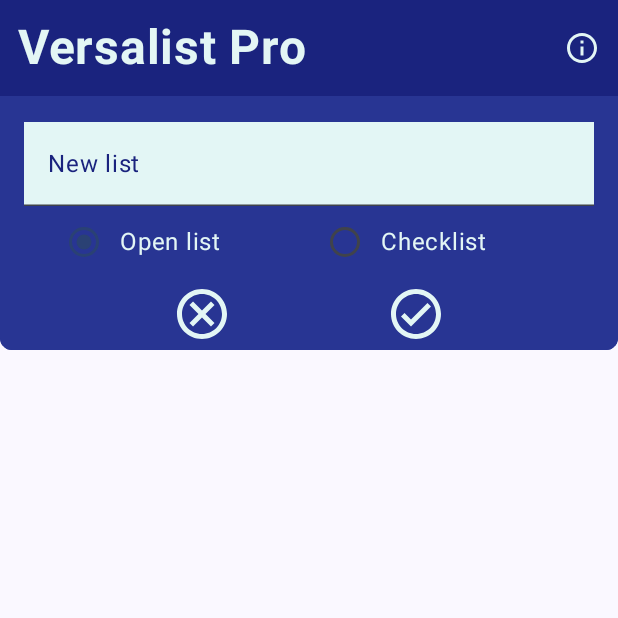
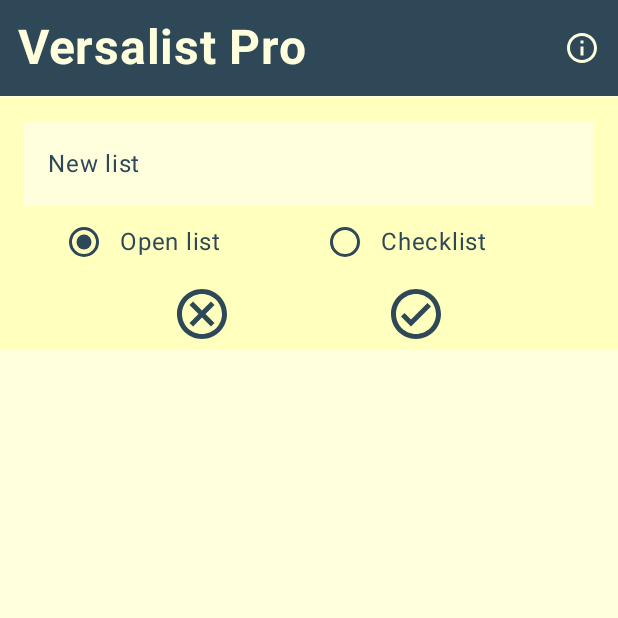
Before and after one commit to mariorobertofortunato/Versalist, an Android app built with Jetpack Compose: the screen it shows after launch (MainActivity), after a tap on "Add new list", on a phone screen of 412 x 824 dp, the top half of it. Run offline under Robolectric (Android 15) with nearby library versions, the phone set to English and light mode, and no system bars; our stand-ins replace Dagger/Hilt's generated code, Room's generated code, livedata-compose.

Commit message:
Color palette adjustment

```diff
--- a/app/src/main/java/com/evenclose/versalistpro/presentation/composables/CheckListItem.kt
+++ b/app/src/main/java/com/evenclose/versalistpro/presentation/composables/CheckListItem.kt
@@ -25,7 +25,7 @@ import androidx.compose.ui.unit.dp
 import androidx.compose.ui.unit.sp
 import androidx.hilt.navigation.compose.hiltViewModel
 import com.evenclose.versalistpro.data.model.InnerListItem
-import com.evenclose.versalistpro.presentation.ui.theme.white
+import com.evenclose.versalistpro.presentation.ui.theme.onLight
 import com.evenclose.versalistpro.presentation.viewmodel.ListViewModel
 
 @OptIn(ExperimentalFoundationApi::class)
@@ -64,13 +64,13 @@ fun CheckListItem(
                 Icons.Outlined.RadioButtonUnchecked
             },
             contentDescription = "Check Icon",
-            tint = white
+            tint = onLight
         )
 
         Text(
             text = innerListItem.name,
             fontSize = 16.sp,
-            color = white,
+            color = onLight,
             modifier = Modifier.padding(start = 8.dp)
         )
         DropdownMenu(
--- a/app/src/main/java/com/evenclose/versalistpro/presentation/composables/EmptyListPlaceholder.kt
+++ b/app/src/main/java/com/evenclose/versalistpro/presentation/composables/EmptyListPlaceholder.kt
@@ -13,8 +13,7 @@ import androidx.compose.ui.Modifier
 import androidx.compose.ui.text.style.TextAlign
 import androidx.compose.ui.tooling.preview.Preview
 import androidx.compose.ui.unit.dp
-import com.evenclose.versalistpro.presentation.ui.theme.primary
-import com.evenclose.versalistpro.presentation.ui.theme.white
+import com.evenclose.versalistpro.presentation.ui.theme.onLight
 
 @Composable
 fun EmptyListPlaceholder(type: String) {
@@ -42,14 +41,14 @@ fun EmptyListPlaceholder(type: String) {
                 .align(Alignment.CenterHorizontally),
             imageVector = Icons.Outlined.Warning,
             contentDescription = "Warning icon",
-            tint = primary
+            tint = onLight
         )
         Text(
             text = text,
             textAlign = TextAlign.Center,
             // TODO typography style, this was title medium
             //  style = ,
-            color = white,
+            color = onLight,
             modifier = Modifier.align(Alignment.CenterHorizontally)
         )
     }
--- a/app/src/main/java/com/evenclose/versalistpro/presentation/composables/OpenListItem.kt
+++ b/app/src/main/java/com/evenclose/versalistpro/presentation/composables/OpenListItem.kt
@@ -25,7 +25,7 @@ import androidx.compose.ui.unit.dp
 import androidx.compose.ui.unit.sp
 import androidx.hilt.navigation.compose.hiltViewModel
 import com.evenclose.versalistpro.data.model.InnerListItem
-import com.evenclose.versalistpro.presentation.ui.theme.white
+import com.evenclose.versalistpro.presentation.ui.theme.onLight
 import com.evenclose.versalistpro.presentation.viewmodel.ListViewModel
 
 @OptIn(ExperimentalFoundationApi::class)
@@ -58,7 +58,7 @@ fun OpenListItem(
         Text(
             text = "• ${innerListItem.name}",
             fontSize = 16.sp,
-            color = white,
+            color = onLight,
             //modifier = Modifier.padding(start = 8.dp)
         )
         DropdownMenu(
--- a/app/src/main/java/com/evenclose/versalistpro/presentation/screens/main/MainScreen.kt
+++ b/app/src/main/java/com/evenclose/versalistpro/presentation/screens/main/MainScreen.kt
@@ -1,16 +1,11 @@
 package com.evenclose.versalistpro.presentation.screens.main
 
-import android.provider.CalendarContract
 import androidx.compose.animation.AnimatedVisibility
-import androidx.compose.animation.EnterTransition
-import androidx.compose.animation.core.tween
 import androidx.compose.animation.fadeIn
 import androidx.compose.animation.fadeOut
-import androidx.compose.animation.shrinkVertically
 import androidx.compose.animation.slideInVertically
 import androidx.compose.animation.slideOutVertically
 import androidx.compose.foundation.background
-import androidx.compose.foundation.border
 import androidx.compose.foundation.layout.Arrangement
 import androidx.compose.foundation.layout.Column
 import androidx.compose.foundation.layout.Row
@@ -22,11 +17,9 @@ import androidx.compose.foundation.layout.padding
 import androidx.compose.foundation.lazy.LazyColumn
 import androidx.compose.foundation.lazy.items
 import androidx.compose.foundation.lazy.rememberLazyListState
-import androidx.compose.foundation.rememberScrollState
 import androidx.compose.foundation.selection.selectable
 import androidx.compose.foundation.shape.RoundedCornerShape
 import androidx.compose.material.icons.Icons
-import androidx.compose.material.icons.outlined.ArrowBack
 import androidx.compose.material.icons.outlined.Cancel
 import androidx.compose.material.icons.outlined.CheckCircle
 import androidx.compose.material3.Divider
@@ -35,13 +28,13 @@ import androidx.compose.material3.FloatingActionButton
 import androidx.compose.material3.Icon
 import androidx.compose.material3.IconButton
 import androidx.compose.material3.RadioButton
+import androidx.compose.material3.RadioButtonDefaults
 import androidx.compose.material3.Scaffold
 import androidx.compose.material3.Text
 import androidx.compose.material3.TextField
 import androidx.compose.material3.TextFieldDefaults
 import androidx.compose.runtime.Composable
 import androidx.compose.runtime.LaunchedEffect
-import androidx.compose.runtime.SideEffect
 import androidx.compose.runtime.getValue
 import androidx.compose.runtime.livedata.observeAsState
 import androidx.compose.runtime.mutableStateOf
@@ -50,13 +43,9 @@ import androidx.compose.runtime.setValue
 import androidx.compose.ui.Alignment
 import androidx.compose.ui.Alignment.Companion.CenterHorizontally
 import androidx.compose.ui.Modifier
-import androidx.compose.ui.draw.clip
 import androidx.compose.ui.focus.FocusRequester
 import androidx.compose.ui.focus.focusRequester
-import androidx.compose.ui.graphics.Color
 import androidx.compose.ui.graphics.RectangleShape
-import androidx.compose.ui.layout.onGloballyPositioned
-import androidx.compose.ui.text.font.FontVariation.weight
 import androidx.compose.ui.text.font.FontWeight
 import androidx.compose.ui.unit.dp
 import androidx.compose.ui.unit.sp
@@ -64,13 +53,11 @@ import androidx.hilt.navigation.compose.hiltViewModel
 import androidx.navigation.NavController
 import com.evenclose.versalistpro.presentation.composables.EmptyListPlaceholder
 import com.evenclose.versalistpro.presentation.composables.MainListItem
-import com.evenclose.versalistpro.presentation.composables.NewItemDialog
-import com.evenclose.versalistpro.presentation.ui.theme.grey
-import com.evenclose.versalistpro.presentation.ui.theme.inversePrimary
+import com.evenclose.versalistpro.presentation.ui.theme.background
+import com.evenclose.versalistpro.presentation.ui.theme.onDark
+import com.evenclose.versalistpro.presentation.ui.theme.onLight
 import com.evenclose.versalistpro.presentation.ui.theme.primary
-import com.evenclose.versalistpro.presentation.ui.theme.primaryContainer
 import com.evenclose.versalistpro.presentation.ui.theme.secondary
-import com.evenclose.versalistpro.presentation.ui.theme.white
 import com.evenclose.versalistpro.presentation.viewmodel.ListViewModel
 import kotlinx.coroutines.delay
 
@@ -115,7 +102,7 @@ fun MainScreen(
         topBar = {
             Column(
                 modifier = Modifier
-                    .background(primary)
+                    .background(secondary)
             ) {
                 /** HEADER */
                 MainScreenHeader(
@@ -126,7 +113,7 @@ fun MainScreen(
                     modifier = Modifier
                         .height(1.dp)
                         .fillMaxWidth()
-                        .background(inversePrimary)
+                        .background(onDark)
                 )
             }
 
@@ -142,7 +129,7 @@ fun MainScreen(
             ) {
                 FloatingActionButton(
                     containerColor = secondary,
-                    contentColor = white,
+                    contentColor = onDark,
                     shape = RoundedCornerShape(50),
                     onClick = {
                         newListTextFieldVisibility = true
@@ -158,7 +145,7 @@ fun MainScreen(
                             text = "Add new list",
                             fontSize = 32.sp,
                             fontWeight = FontWeight.Bold,
-                            color = white,
+                            color = onDark,
                         )
                     }
 
@@ -170,11 +157,11 @@ fun MainScreen(
         LazyColumn(
             state = listState,
             modifier = Modifier
-                .clip(RoundedCornerShape(8.dp))
+                //.clip(RoundedCornerShape(8.dp))
                 .fillMaxWidth()
                 .padding(it)
-                .background(primaryContainer)
-                .border(2.dp, primaryContainer)
+                .background(primary)
+                //.border(2.dp, onLight)
         ) {
 
             /** MAIN LIST */
@@ -193,13 +180,14 @@ fun MainScreen(
                             navController = navController
                         )
                         Divider(
-                            color = grey,
+                            color = secondary,
                             thickness = 1.dp,
                             modifier = Modifier
                                 .fillMaxWidth(0.95f)
                         )
                     }
                 }
+
             } else {
                 /** PLACEHOLDER */
                 item {
@@ -244,12 +232,12 @@ fun MainScreen(
                             },
                             singleLine = true,
                             shape = RectangleShape,
-                            placeholder = { Text(text = "New list", color = primary) },
+                            placeholder = { Text(text = "New list", color = onLight) },
                             colors = TextFieldDefaults.colors(
-                                focusedContainerColor = white,
-                                unfocusedContainerColor = white,
-                                disabledContainerColor = white,
-                                focusedTextColor = primary
+                                focusedContainerColor = background,
+                                unfocusedContainerColor = background,
+                                disabledContainerColor = background,
+                                focusedTextColor = onLight
                             ),
                             modifier = Modifier
                                 .fillMaxWidth()
@@ -284,11 +272,15 @@ fun MainScreen(
                                 ) {
                                     RadioButton(
                                         selected = (text == selectedOption),
-                                        onClick = { onOptionSelected(text) }
+                                        onClick = { onOptionSelected(text) },
+                                        colors = RadioButtonDefaults.colors(
+                                            selectedColor = onLight,
+                                            unselectedColor = onLight
+                                        )
                                     )
                                     Text(
                                         text = text,
-                                        color = white
+                                        color = onLight
                                     )
                                 }
                             }
@@ -309,7 +301,7 @@ fun MainScreen(
                                 Icon(
                                     imageVector = Icons.Outlined.Cancel,
                                     contentDescription = "Cancel Icon",
-                                    tint = white,
+                                    tint = onLight,
                                     // As these icon serves as the main way to accept and cancel the input we want them to be BIG
                                     modifier = Modifier.fillMaxSize(1f)
                                 )
@@ -328,7 +320,7 @@ fun MainScreen(
                                 Icon(
                                     imageVector = Icons.Outlined.CheckCircle,
                                     contentDescription = "Ok Icon",
-                                    tint = white,
+                                    tint = onLight,
                                     // As these icon serves as the main way to accept and cancel the input we want them to be BIG
                                     modifier = Modifier.fillMaxSize(1f)
                                 )
--- a/app/src/main/java/com/evenclose/versalistpro/presentation/screens/main/MainScreenHeader.kt
+++ b/app/src/main/java/com/evenclose/versalistpro/presentation/screens/main/MainScreenHeader.kt
@@ -7,7 +7,6 @@ import androidx.compose.foundation.layout.fillMaxWidth
 import androidx.compose.foundation.layout.padding
 import androidx.compose.material.icons.Icons
 import androidx.compose.material.icons.outlined.Info
-import androidx.compose.material.icons.outlined.Menu
 import androidx.compose.material3.DropdownMenu
 import androidx.compose.material3.DropdownMenuItem
 import androidx.compose.material3.Icon
@@ -24,7 +23,7 @@ import androidx.compose.ui.text.font.FontWeight
 import androidx.compose.ui.unit.dp
 import androidx.compose.ui.unit.sp
 import androidx.navigation.NavController
-import com.evenclose.versalistpro.presentation.ui.theme.white
+import com.evenclose.versalistpro.presentation.ui.theme.onDark
 
 @Composable
 fun MainScreenHeader(
@@ -38,7 +37,6 @@ fun MainScreenHeader(
         modifier = Modifier
             .fillMaxWidth()
             .padding(
-                //horizontal = 12.dp,
                 vertical = 8.dp
             )
     ) {
@@ -46,7 +44,7 @@ fun MainScreenHeader(
             text = "Versalist Pro",
             fontSize = 32.sp,
             fontWeight = FontWeight.Bold,
-            color = white,
+            color = onDark,
             modifier = Modifier.padding(start = 12.dp)
         )
         Box(
@@ -60,7 +58,7 @@ fun MainScreenHeader(
                 Icon(
                     imageVector = Icons.Outlined.Info,
                     contentDescription = "Info Icon",
-                    tint = white
+                    tint = onDark
                 )
             }
             DropdownMenu(
--- a/app/src/main/java/com/evenclose/versalistpro/presentation/ui/theme/Color.kt
+++ b/app/src/main/java/com/evenclose/versalistpro/presentation/ui/theme/Color.kt
@@ -2,20 +2,19 @@ package com.evenclose.versalistpro.presentation.ui.theme
 
 import androidx.compose.ui.graphics.Color
 
-val primary = Color(0xFF1A237E)
-val primaryContainer = Color(0xFF283593)
-val inversePrimary = Color(0xFF283593)
+val primary = Color(0xFFFFFFBE)
+val primaryContainer = Color(0xFFBADEAD)
+val inversePrimary = Color(0xFF80B9A0)
 
-val secondary = Color(0xFFD84315)
-val secondaryContainer = Color(0xFF283593)
+val secondary = Color(0xFF2F4858)
+val secondaryContainer = Color(0xFF3D6D78)
 
-val background = Color(0xFF121212)
-
-val white = Color(0xFFe3f6f5)
-
-val grey = Color(0xFFC0C0C0)
+val background = Color(0xFFFFFFDE)
 
 val outline = Color(0xFF333333)
 
 val error = Color(0xFFC62828)
 val errorContainer = Color(0xFFC62828)
+
+val onLight = secondary
+val onDark = background
--- a/app/src/main/java/com/evenclose/versalistpro/presentation/ui/theme/Theme.kt
+++ b/app/src/main/java/com/evenclose/versalistpro/presentation/ui/theme/Theme.kt
@@ -4,6 +4,7 @@ import android.app.Activity
 import android.os.Build
 import androidx.compose.foundation.isSystemInDarkTheme
 import androidx.compose.material3.MaterialTheme
+import androidx.compose.material3.MaterialTheme.colorScheme
 import androidx.compose.material3.darkColorScheme
 import androidx.compose.material3.dynamicDarkColorScheme
 import androidx.compose.material3.dynamicLightColorScheme
@@ -16,67 +17,34 @@ import androidx.compose.ui.platform.LocalContext
 import androidx.compose.ui.platform.LocalView
 import androidx.core.view.WindowCompat
 
-// TODO provide different colors for the dark theme, at the moment the colors are the same
-
-private val DarkColorScheme = darkColorScheme(
-    primary = primary,
-    onPrimary = white,
-    primaryContainer = primaryContainer,
-    onPrimaryContainer = white,
-    inversePrimary = inversePrimary,
-    secondary = secondary,
-    onSecondary = white,
-    secondaryContainer = secondaryContainer,
-    onSecondaryContainer = white,
-    tertiary = Color(0xFF388E3C),
-    onTertiary = white,
-    tertiaryContainer = Color(0xFF1A237E),
-    onTertiaryContainer = white,
-    background = background,
-    onBackground = white,
-    surface = Color(0xFF333333),
-    onSurface = white,
-    surfaceVariant = Color(0xFF283593),
-    onSurfaceVariant = white,
-    surfaceTint = Color(0xFF283593),
-    inverseSurface = white,
-    inverseOnSurface = Color(0xFF333333),
-    error = error,
-    onError = white,
-    errorContainer = errorContainer,
-    onErrorContainer = white,
-    outline = outline,
-    outlineVariant = Color(0xFF283593),
-    scrim = Color(0x99000000)
-)
 
 private val LightColorScheme = lightColorScheme(
     primary = primary,
-    onPrimary = white,
+    onPrimary = background,
     primaryContainer = primaryContainer,
-    onPrimaryContainer = white,
+    onPrimaryContainer = background,
     inversePrimary = inversePrimary,
     secondary = secondary,
-    onSecondary = white,
+    onSecondary = background,
     secondaryContainer = secondaryContainer,
-    onSecondaryContainer = white,
+    onSecondaryContainer = background,
     tertiary = Color(0xFF388E3C),
-    onTertiary = white,
+    onTertiary = background,
     tertiaryContainer = Color(0xFF1A237E),
-    onTertiaryContainer = white,
+    onTertiaryContainer = background,
     background = background,
-    onBackground = white,
+    onBackground = background,
     surface = Color(0xFF333333),
-    onSurface = white,
+    onSurface = background,
     surfaceVariant = Color(0xFF283593),
-    onSurfaceVariant = white,
+    onSurfaceVariant = background,
     surfaceTint = Color(0xFF283593),
-    inverseSurface = white,
+    inverseSurface = background,
     inverseOnSurface = Color(0xFF333333),
     error = error,
-    onError = white,
+    onError = background,
     errorContainer = errorContainer,
-    onErrorContainer = white,
+    onErrorContainer = background,
     outline = outline,
     outlineVariant = Color(0xFF283593),
     scrim = Color(0x99000000)
@@ -86,23 +54,24 @@ private val LightColorScheme = lightColorScheme(
 fun VersalistProTheme(
     darkTheme: Boolean = isSystemInDarkTheme(),
     // Dynamic color is available on Android 12+
-    dynamicColor: Boolean = true,
+    dynamicColor: Boolean = false,
     content: @Composable () -> Unit
 ) {
     val colorScheme = when {
         dynamicColor && Build.VERSION.SDK_INT >= Build.VERSION_CODES.S -> {
             val context = LocalContext.current
-            if (darkTheme) dynamicDarkColorScheme(context) else dynamicLightColorScheme(context)
+            dynamicLightColorScheme(context)
         }
 
-        darkTheme -> DarkColorScheme
+        darkTheme -> LightColorScheme
         else -> LightColorScheme
     }
+
     val view = LocalView.current
     if (!view.isInEditMode) {
         SideEffect {
             val window = (view.context as Activity).window
-            window.statusBarColor = colorScheme.primary.toArgb()
+            window.statusBarColor = colorScheme.secondary.toArgb()
             WindowCompat.getInsetsController(window, view).isAppearanceLightStatusBars = darkTheme
         }
     }
```
Also changed, not shown: app/src/main/java/com/evenclose/versalistpro/presentation/composables/MainListItem.kt (+4 -4 lines), app/src/main/java/com/evenclose/versalistpro/presentation/composables/NewItemDialog.kt (deleted, +0 -224 lines), app/src/main/java/com/evenclose/versalistpro/presentation/screens/list/ListScreen.kt (+18 -21 lines), app/src/main/java/com/evenclose/versalistpro/presentation/screens/list/ListScreenHeader.kt (+5 -5 lines).
